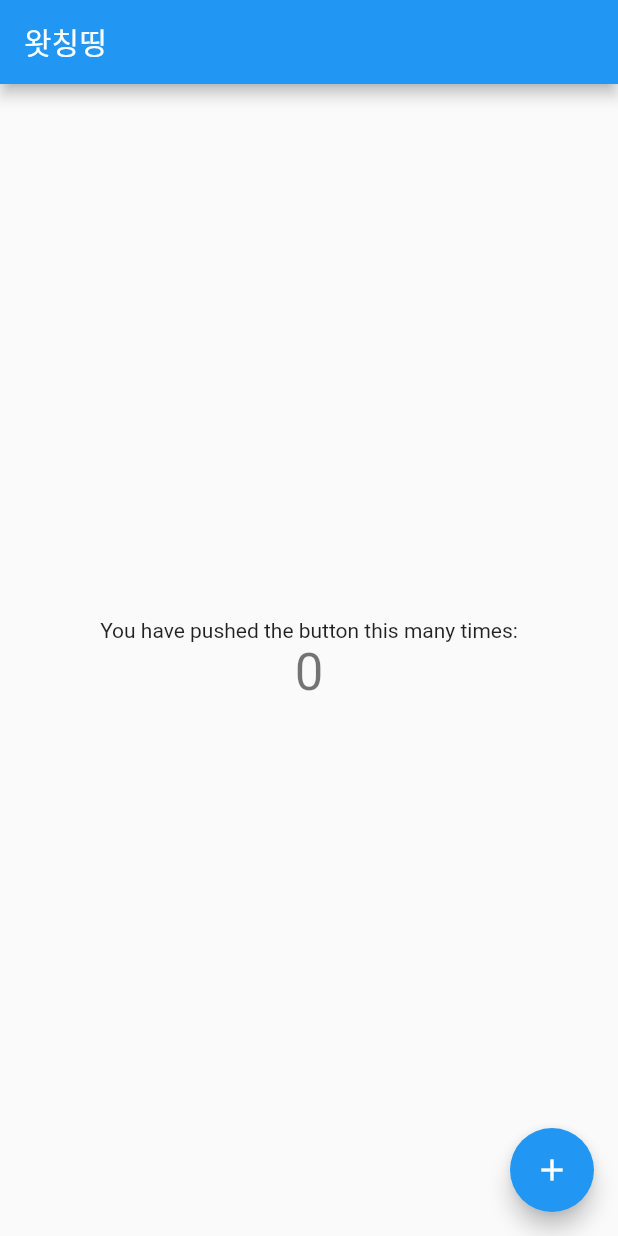
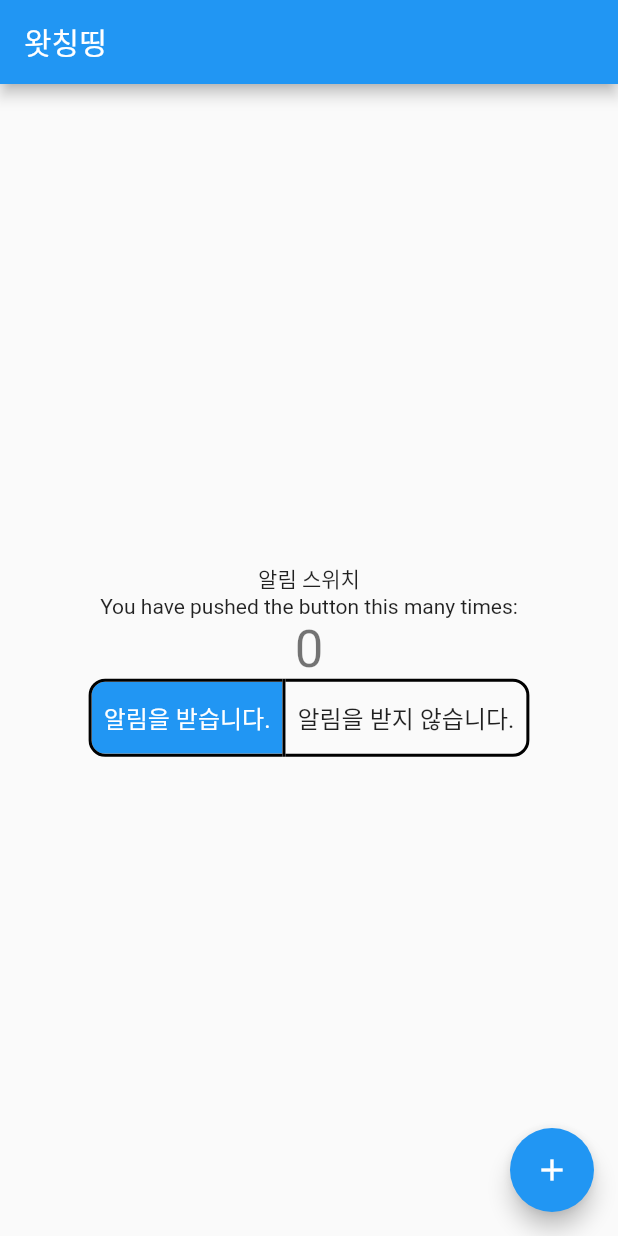
Before and after one commit to Koobonik/baseFront, a Flutter app: the screen it shows after launch, on a phone screen of 412 x 824 dp. Run offline on Flutter 3.47's test engine with Material 2 defaults, Android fonts, the phone set to English and light mode, and no system bars; our stand-ins replace firebase_messaging, shared_preferences; accounts and stored records are empty; network calls fail; statements that could not run were skipped.

Commit message:
로그도 만들어주자

```diff
--- /dev/null
+++ b/lib/DataController.dart
@@ -0,0 +1,20 @@
+import 'package:shared_preferences/shared_preferences.dart';
+
+class DataController {
+
+  static String pushStatus = "true";
+  static Future save() async {
+    print("userinfo.save() 실행");
+    final prefs = await SharedPreferences.getInstance();
+    //userinfo.userCoupon = (prefs.getInt('counter') ?? 0) + 1;
+
+    // 여기 저장하는 부분
+    prefs.setString('pushStatus', pushStatus);
+  }
+
+  static Future read() async {
+    final prefs = await SharedPreferences.getInstance();
+
+    pushStatus = prefs.getString("pushStatus");
+  }
+}
--- a/lib/firebase.dart
+++ b/lib/firebase.dart
@@ -46,7 +46,7 @@ class FirebaseController {
   // 얘가 토근 가져오는거
   fi.getToken().then((token) {
     print(token); // Print the Token in Console
-    String url = "http://cafecostes.com:8081/registerFirebaseToken";
+    String url = HttpController.url+"/registerFirebaseToken";
    Map map = { "data1" :  token, "data2" : "hihi", "data3" : "hello"};
    var hi = HttpController.sendRequest(url, map);
   // print("리턴값은 : ");
--- a/lib/httpController.dart
+++ b/lib/httpController.dart
@@ -3,7 +3,7 @@ import 'dart:io';
 
 class HttpController {
 
-
+  static String url = "http://cafecostes.com:8081";
 
   static sendRequest(String url, Map map) async{
     HttpClient client = new HttpClient();
--- a/lib/main.dart
+++ b/lib/main.dart
@@ -1,9 +1,15 @@
+import 'package:arduino_app/DataController.dart';
 import 'package:arduino_app/firebase.dart';
 import 'package:arduino_app/httpController.dart';
 import 'package:flutter/material.dart';
 
 void main() async {
   FirebaseController.firebaseconfig();
+
+  DataController.pushStatus = await HttpController.sendRequest(HttpController.url+"/getStatus", null);
+  DataController.save();
+  // DataController.save();
+  // DataController.read();
   // HttpController httpController = new HttpController();
   //  String url = "http://cafecostes.com:8081/registerFirebaseToken";
   //  Map map = { "data1" :  FirebaseController.firebasetoken, "data2" : "hihi", "data3" : "hello"};
@@ -11,6 +17,7 @@ void main() async {
   // // print("리턴값은 : ");
   //  print(hi);
   runApp(MyApp());
+  // DataController.pushStatus = HttpController.sendRequest(HttpController.url+"/getStatus", null);
 }
 
 class MyApp extends StatelessWidget {
@@ -20,15 +27,6 @@ class MyApp extends StatelessWidget {
     return MaterialApp(
       title: '기본조 아두이노',
       theme: ThemeData(
-        // This is the theme of your application.
-        //
-        // Try running your application with "flutter run". You'll see the
-        // application has a blue toolbar. Then, without quitting the app, try
-        // changing the primarySwatch below to Colors.green and then invoke
-        // "hot reload" (press "r" in the console where you ran "flutter run",
-        // or simply save your changes to "hot reload" in a Flutter IDE).
-        // Notice that the counter didn't reset back to zero; the application
-        // is not restarted.
         primarySwatch: Colors.blue,
       ),
       home: MyHomePage(title: '왓칭띵'),
@@ -56,7 +54,7 @@ class MyHomePage extends StatefulWidget {
 
 class _MyHomePageState extends State<MyHomePage> {
   int _counter = 0;
-
+  List<bool> isSelected;
   void _incrementCounter() {
     setState(() {
       print(FirebaseController.fi);
@@ -68,6 +66,21 @@ class _MyHomePageState extends State<MyHomePage> {
       _counter++;
     });
   }
+  @override
+    void initState() {
+        isSelected = [true, false];
+        super.initState();
+        if(DataController.pushStatus == "true"){
+          isSelected[0] = true;
+          isSelected[1] = false;
+        }
+        else {
+          isSelected[0] = false;
+          isSelected[1] = true;
+        }
+
+    }
+
 
   @override
   Widget build(BuildContext context) {
@@ -84,25 +97,12 @@ class _MyHomePageState extends State<MyHomePage> {
         title: Text(widget.title),
       ),
       body: Center(
-        // Center is a layout widget. It takes a single child and positions it
-        // in the middle of the parent.
         child: Column(
-          // Column is also a layout widget. It takes a list of children and
-          // arranges them vertically. By default, it sizes itself to fit its
-          // children horizontally, and tries to be as tall as its parent.
-          //
-          // Invoke "debug painting" (press "p" in the console, choose the
-          // "Toggle Debug Paint" action from the Flutter Inspector in Android
-          // Studio, or the "Toggle Debug Paint" command in Visual Studio Code)
-          // to see the wireframe for each widget.
-          //
-          // Column has various properties to control how it sizes itself and
-          // how it positions its children. Here we use mainAxisAlignment to
-          // center the children vertically; the main axis here is the vertical
-          // axis because Columns are vertical (the cross axis would be
-          // horizontal).
           mainAxisAlignment: MainAxisAlignment.center,
           children: <Widget>[
+            Text(
+              '알림 스위치',
+            ),
             Text(
               'You have pushed the button this many times:',
             ),
@@ -110,6 +110,58 @@ class _MyHomePageState extends State<MyHomePage> {
               '$_counter',
               style: Theme.of(context).textTheme.display1,
             ),
+            ToggleButtons(
+                borderColor: Colors.black,
+                fillColor: Colors.blue,
+                borderWidth: 2,
+                selectedBorderColor: Colors.black,
+                selectedColor: Colors.white,
+                borderRadius: BorderRadius.circular(10),
+                children: <Widget>[
+                    Padding(
+                    padding: const EdgeInsets.all(8.0),
+                    child: Text(
+                        '알림을 받습니다.',
+                        style: TextStyle(fontSize: 16),
+                    ),
+                    ),
+                    Padding(
+                    padding: const EdgeInsets.all(8.0),
+                    child: Text(
+                        '알림을 받지 않습니다.',
+                        style: TextStyle(fontSize: 16),
+                    ),
+                    ),
+                ],
+                onPressed: (int index) {
+                    setState(() {
+                    for (int i = 0; i < isSelected.length; i++) {
+                        if (i == index) {
+                        isSelected[i] = true;
+                        } else {
+                        isSelected[i] = false;
+                        }
+                    }
+                    if(index == 0){
+                      String url = HttpController.url+"/ChangeStatus";
+                      Map map = { "data1" :  "true", "data2" : "hihi", "data3" : "hello"};
+                      var response = HttpController.sendRequest(url, map);
+                      print(response);
+                      DataController.pushStatus = "true";
+                    }
+                    else{
+                      String url = HttpController.url+"/ChangeStatus";
+                      Map map = { "data1" :  "false", "data2" : "hihi", "data3" : "hello"};
+                      var response = HttpController.sendRequest(url, map);
+                      print(response);
+                      DataController.pushStatus = "false";
+                    }
+                    DataController.save();
+
+                    });
+                },
+                isSelected: isSelected,
+                ),
           ],
         ),
       ),
--- a/lib/template.dart
+++ b/lib/template.dart
@@ -1,4 +1,3 @@
-import 'package:arduino_app/firebase.dart';
 import 'package:flutter/material.dart';
 
 void main() {
--- a/pubspec.yaml
+++ b/pubspec.yaml
@@ -28,7 +28,7 @@ dependencies:
   firebase_messaging:
   http:
   toast:
-
+  shared_preferences:
 dev_dependencies:
   flutter_test:
     sdk: flutter
```
Also changed, not shown: pubspec.lock, 1 other file.
